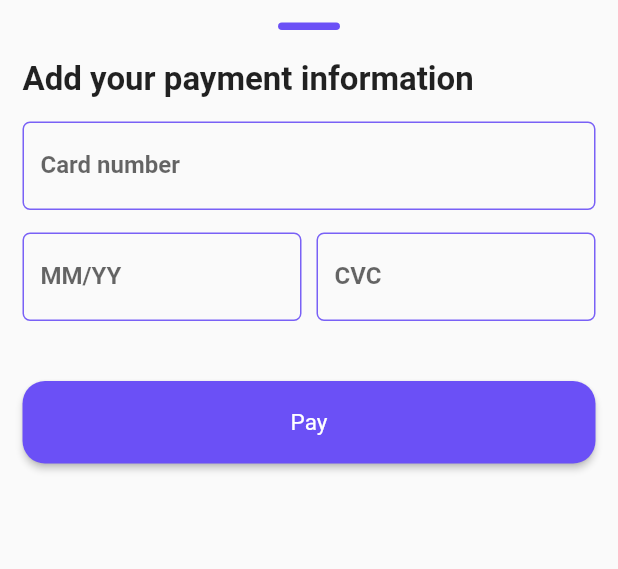
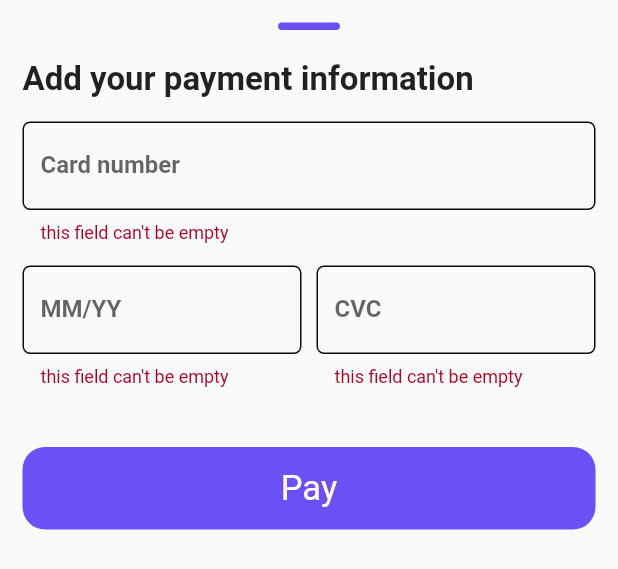
Before and after one commit to He-ema/foody, a Flutter app: the PaymentSheetBody widget shown alone on an empty page, opened directly, after a tap on "Pay", on a phone screen of 412 x 824 dp. Shown: the top 569 px of the screen. Run offline on Flutter 3.47's test engine with Material 2 defaults, Android fonts, the phone set to English and light mode, and no system bars; our stand-ins replace animated_theme_switcher, awesome_dialog, awesome_notifications, bloc, cached_network_image, carousel_slider and 20 more; missing offline and left inert: email_otp; accounts and stored records are empty; network calls fail; statements that could not run were skipped.

Commit message:
bottom sheet done

```diff
--- a/lib/features/cart/presentation/views/widgets/payment_sheet_body.dart
+++ b/lib/features/cart/presentation/views/widgets/payment_sheet_body.dart
@@ -4,13 +4,25 @@ import 'package:foody/core/common/widgets/custom_button.dart';
 import 'package:foody/core/utils/styles.dart';
 import 'package:foody/features/cart/presentation/views/widgets/payment_text_field.dart';
 
-class PaymentSheetBody extends StatelessWidget {
+class PaymentSheetBody extends StatefulWidget {
   const PaymentSheetBody({super.key});
+
+  @override
+  State<PaymentSheetBody> createState() => _PaymentSheetBodyState();
+}
+
+class _PaymentSheetBodyState extends State<PaymentSheetBody> {
+  AutovalidateMode autovalidateMode = AutovalidateMode.disabled;
+  final GlobalKey<FormState> _formKey = GlobalKey();
+  Color color = kPrimaryColor;
 
   @override
   Widget build(BuildContext context) {
     return Padding(
       padding: const EdgeInsets.all(15),
+      child: Form(
+        key: _formKey,
+        autovalidateMode: autovalidateMode,
         child: Column(
           mainAxisSize: MainAxisSize.min,
           children: [
@@ -69,11 +81,36 @@ class PaymentSheetBody extends StatelessWidget {
             const SizedBox(
               height: 40,
             ),
-          SizedBox(
+            GestureDetector(
+              onTap: () {
+                if (_formKey.currentState!.validate()) {
+                  color = Colors.green;
+                  setState(() {});
+                  Future.delayed(Duration(seconds: 2), () {
+                    Navigator.pop(context);
+                  });
+                } else {
+                  autovalidateMode = AutovalidateMode.always;
+                  setState(() {});
+                }
+              },
+              child: AnimatedContainer(
+                decoration: BoxDecoration(
+                  color: color,
+                  borderRadius: BorderRadius.circular(15),
+                ),
+                duration: const Duration(seconds: 1),
                 width: MediaQuery.of(context).size.width,
-            child: CustomButton(
-              text: 'Pay',
-              onPressed: () {},
+                height: 55,
+                child: Center(
+                  child: Text(
+                    color == kPrimaryColor ? 'Pay' : 'success',
+                    style: const TextStyle(
+                      color: Colors.white,
+                      fontSize: 23,
+                    ),
+                  ),
+                ),
               ),
             ),
             SizedBox(
@@ -81,6 +118,7 @@ class PaymentSheetBody extends StatelessWidget {
             ),
           ],
         ),
+      ),
     );
   }
 }
--- a/lib/features/cart/presentation/views/widgets/payment_text_field.dart
+++ b/lib/features/cart/presentation/views/widgets/payment_text_field.dart
@@ -9,17 +9,32 @@ class PaymentTextField extends StatelessWidget {
   final String label;
   @override
   Widget build(BuildContext context) {
+    bool isError = false;
     return TextFormField(
       onTapOutside: (event) {
         FocusManager.instance.primaryFocus?.unfocus();
       },
+      validator: (value) {
+        if (value!.isEmpty ?? true) {
+          isError = true;
+          return 'this field can\'t be empty';
+        }
+      },
       cursorColor: kPrimaryColor,
+      keyboardType: TextInputType.number,
       autofocus: autoFocus,
       decoration: InputDecoration(
         labelText: label,
         labelStyle: const TextStyle(fontWeight: FontWeight.bold),
         floatingLabelStyle: const TextStyle(color: kPrimaryColor),
+        errorBorder: OutlineInputBorder(
+          borderSide: BorderSide(
+            color: const Color.fromARGB(255, 14, 13, 13),
+          ),
+          borderRadius: BorderRadius.circular(5),
+        ),
         enabledBorder: createBorder(),
+        border: createBorder(),
         focusedBorder: createBorder(isEnabled: true),
       ),
     );
```
Lines whose indentation alone changed are shown as unchanged.
